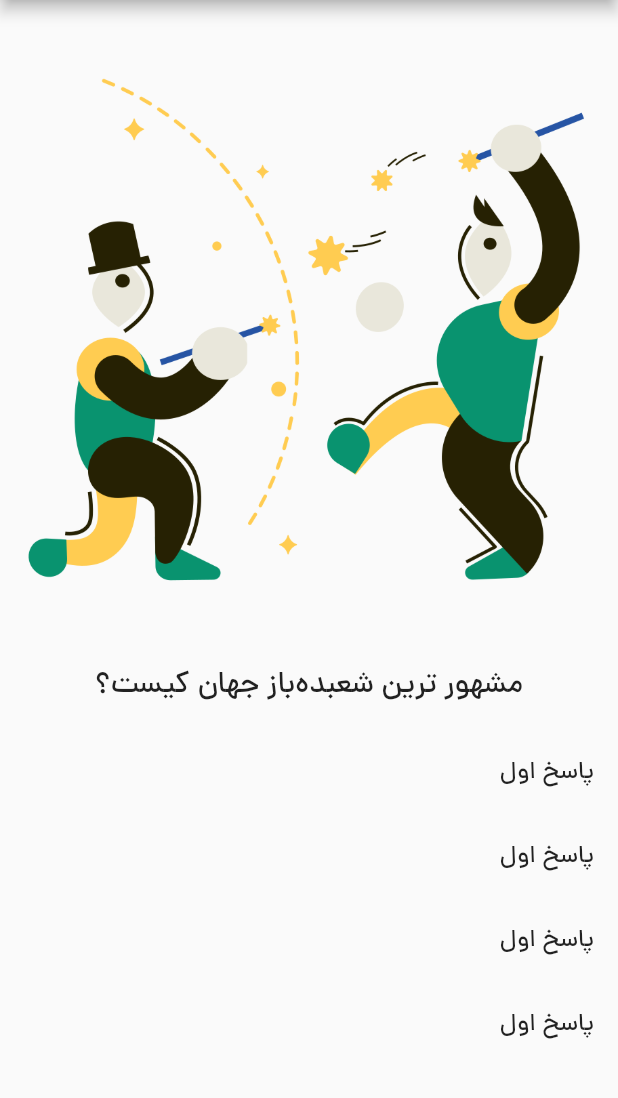
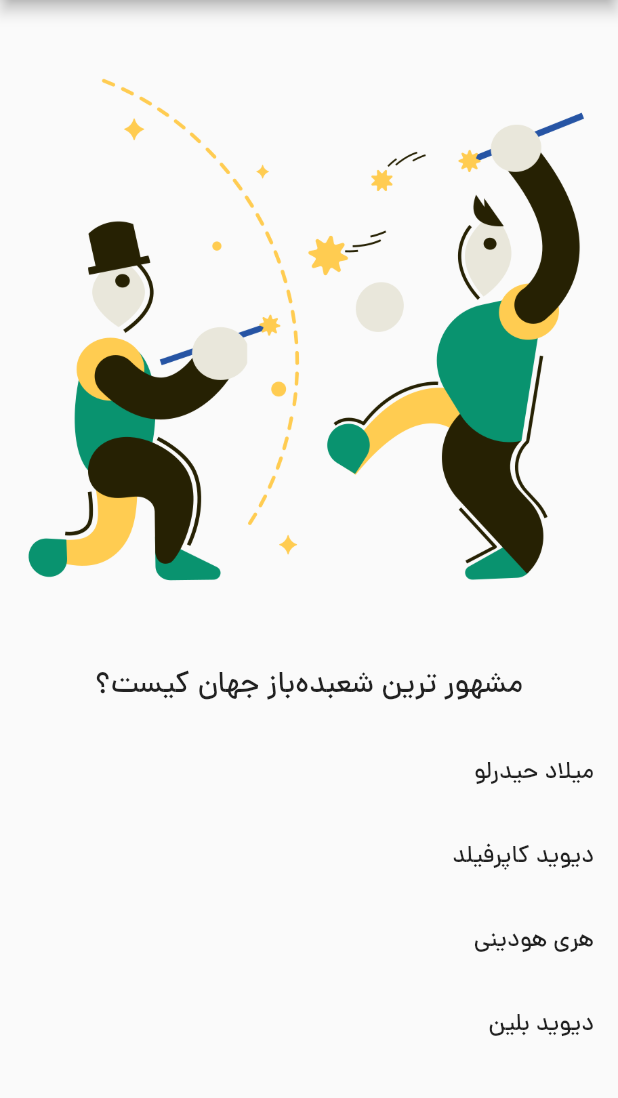
Before and after one commit to Milad-heydarloo/quiz_app, a Flutter app: the quiz_pages screen opened directly, on a phone screen of 412 x 824 dp, the part 84-1182 px from its top. Run offline on Flutter 3.47's test engine with Material 2 defaults, Android fonts, the light colour scheme and no system bars.

Commit message:
...List.generate & inja in ?soal migeh momken null

```diff
--- a/lib/constants/Constants.dart
+++ b/lib/constants/Constants.dart
@@ -9,7 +9,7 @@ List<Qustion> getQuestionsList() {
   firstQuestion.imageNameNubmer = '1';
   firstQuestion.correctAnswer = 2;
   firstQuestion.answerList = [
-    'امیراحمدادیبی',
+    'میلاد حیدرلو',
     'دیوید کاپرفیلد',
     'هری هودینی',
     'دیوید بلین'
--- a/lib/data/Question.dart
+++ b/lib/data/Question.dart
@@ -2,6 +2,7 @@ import 'package:flutter/material.dart';
 
 //vazifash negahdariyeh mojodiyat soal hast in class
 class Qustion {
+  //inja in ? soal migeh momken null bashe
   String? questionTitle;
   String? imageNameNubmer;
   //list item javaba toshe ya gozinehha
--- a/lib/quiz_page.dart
+++ b/lib/quiz_page.dart
@@ -1,5 +1,3 @@
-import 'dart:ui';
-
 import 'package:flutter/material.dart';
 import 'package:yu/constants/Constants.dart';
 
@@ -55,31 +53,24 @@ class _quiz_pagesState extends State<quiz_pages> {
           SizedBox(
             height: 15,
           ),
-          //\/ListTile
-          ListTile(
-            title: Text(
-              textAlign: TextAlign.end,
-              'پاسخ اول',
+          //migeh man vasat ye list misazam ba 4 item
+          //va index shomareh khonehast
+          ...List.generate(
+            4,
+            //\/ListTile
+            (index) => ListTile(
+              title: Text(
+                getQuestionsList()[showQuestionIndex].answerList![index],
+                textAlign: TextAlign.end,
+              ),
+              //ino mizarim vase click kardan dro javabaye drost
+              onTap: () {
+                setState(() {
+                  showQuestionIndex++;
+                });
+              },
             ),
-          ),
-          ListTile(
-            title: Text(
-              textAlign: TextAlign.end,
-              'پاسخ اول',
-            ),
-          ),
-          ListTile(
-            title: Text(
-              textAlign: TextAlign.end,
-              'پاسخ اول',
-            ),
-          ),
-          ListTile(
-            title: Text(
-              textAlign: TextAlign.end,
-              'پاسخ اول',
-            ),
-          ),
+          )
         ],
       )),
     );
```
